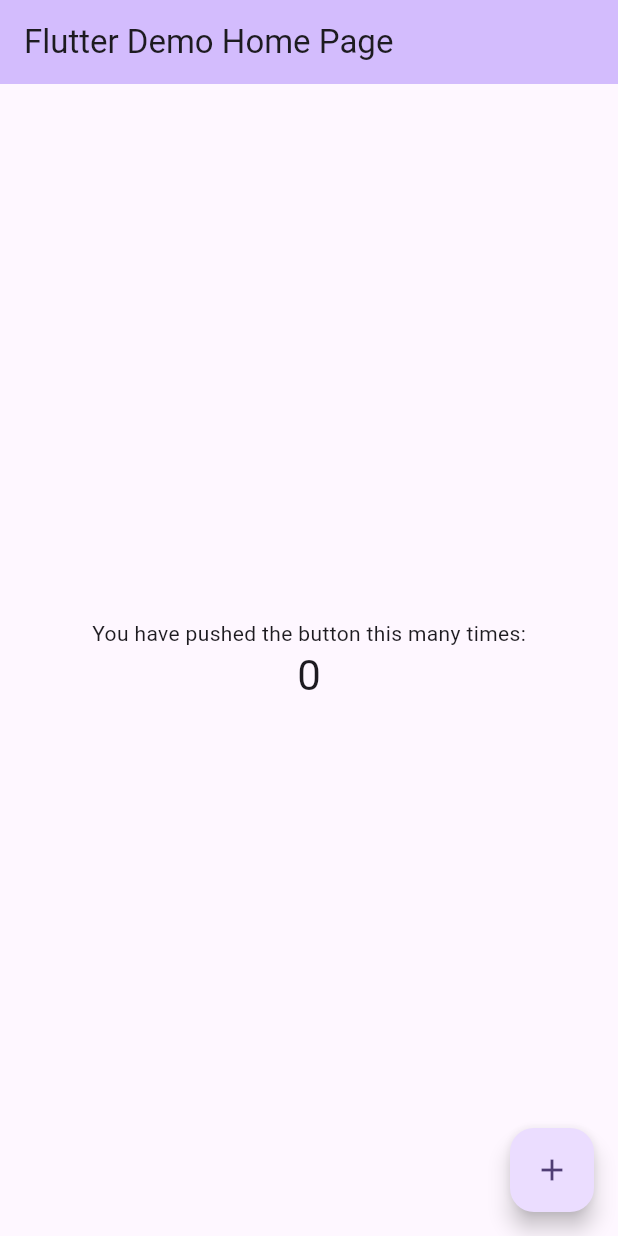
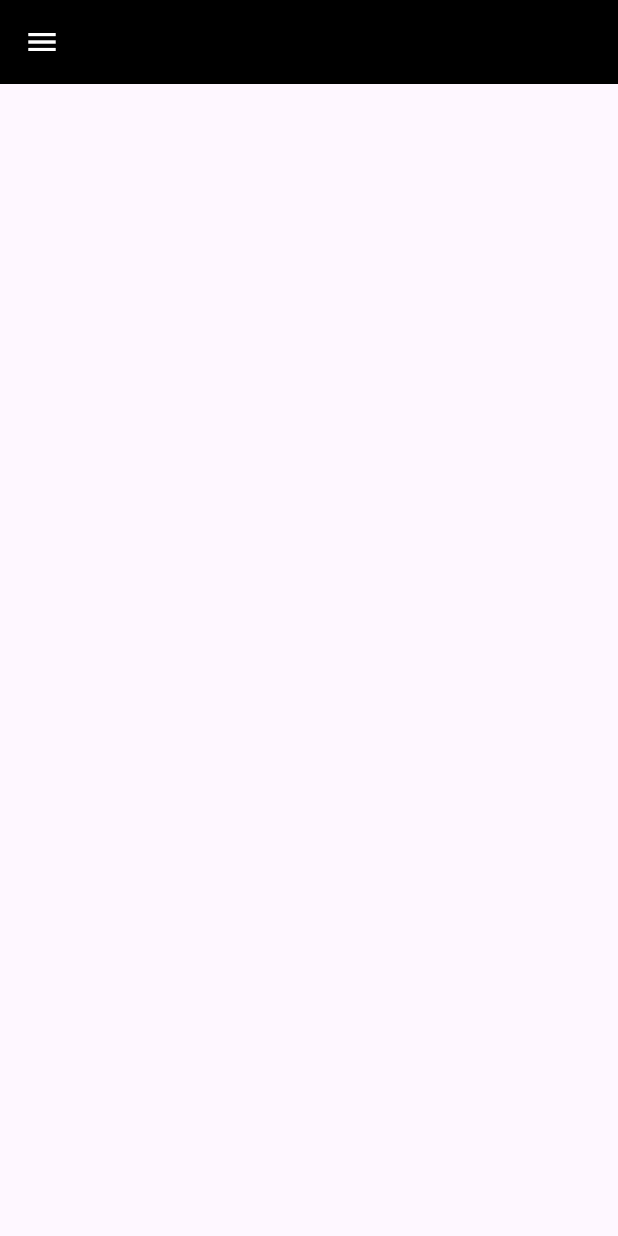
Before and after one commit to mahmoodhamdi/adaptive_ui, a Flutter app: the screen it shows after launch, on a phone screen of 412 x 824 dp. Run offline on Flutter 3.47's test engine with Material 3 defaults, Android fonts, the light colour scheme and no system bars.

Commit message:
create the home view with app bar

```diff
--- a/lib/main.dart
+++ b/lib/main.dart
@@ -1,3 +1,4 @@
+import 'package:adaptive_ui/views/home_view.dart';
 import 'package:flutter/material.dart';
 
 void main() {
@@ -10,116 +11,9 @@
   // This widget is the root of your application.
   @override
   Widget build(BuildContext context) {
-    return MaterialApp(
+    return const MaterialApp(
       title: 'Flutter Demo',
-      theme: ThemeData(
-        // This is the theme of your application.
-        //
-        // TRY THIS: Try running your application with "flutter run". You'll see
-        // the application has a purple toolbar. Then, without quitting the app,
-        // try changing the seedColor in the colorScheme below to Colors.green
-        // and then invoke "hot reload" (save your changes or press the "hot
-        // reload" button in a Flutter-supported IDE, or press "r" if you used
-        // the command line to start the app).
-        //
-        // Notice that the counter didn't reset back to zero; the application
-        // state is not lost during the reload. To reset the state, use hot
-        // restart instead.
-        //
-        // This works for code too, not just values: Most code changes can be
-        // tested with just a hot reload.
-        colorScheme: ColorScheme.fromSeed(seedColor: Colors.deepPurple),
-        useMaterial3: true,
-      ),
-      home: const MyHomePage(title: 'Flutter Demo Home Page'),
+      home: HomeView(),
     );
   }
 }
-
-class MyHomePage extends StatefulWidget {
-  const MyHomePage({super.key, required this.title});
-
-  // This widget is the home page of your application. It is stateful, meaning
-  // that it has a State object (defined below) that contains fields that affect
-  // how it looks.
-
-  // This class is the configuration for the state. It holds the values (in this
-  // case the title) provided by the parent (in this case the App widget) and
-  // used by the build method of the State. Fields in a Widget subclass are
-  // always marked "final".
-
-  final String title;
-
-  @override
-  State<MyHomePage> createState() => _MyHomePageState();
-}
-
-class _MyHomePageState extends State<MyHomePage> {
-  int _counter = 0;
-
-  void _incrementCounter() {
-    setState(() {
-      // This call to setState tells the Flutter framework that something has
-      // changed in this State, which causes it to rerun the build method below
-      // so that the display can reflect the updated values. If we changed
-      // _counter without calling setState(), then the build method would not be
-      // called again, and so nothing would appear to happen.
-      _counter++;
-    });
-  }
-
-  @override
-  Widget build(BuildContext context) {
-    // This method is rerun every time setState is called, for instance as done
-    // by the _incrementCounter method above.
-    //
-    // The Flutter framework has been optimized to make rerunning build methods
-    // fast, so that you can just rebuild anything that needs updating rather
-    // than having to individually change instances of widgets.
-    return Scaffold(
-      appBar: AppBar(
-        // TRY THIS: Try changing the color here to a specific color (to
-        // Colors.amber, perhaps?) and trigger a hot reload to see the AppBar
-        // change color while the other colors stay the same.
-        backgroundColor: Theme.of(context).colorScheme.inversePrimary,
-        // Here we take the value from the MyHomePage object that was created by
-        // the App.build method, and use it to set our appbar title.
-        title: Text(widget.title),
-      ),
-      body: Center(
-        // Center is a layout widget. It takes a single child and positions it
-        // in the middle of the parent.
-        child: Column(
-          // Column is also a layout widget. It takes a list of children and
-          // arranges them vertically. By default, it sizes itself to fit its
-          // children horizontally, and tries to be as tall as its parent.
-          //
-          // Column has various properties to control how it sizes itself and
-          // how it positions its children. Here we use mainAxisAlignment to
-          // center the children vertically; the main axis here is the vertical
-          // axis because Columns are vertical (the cross axis would be
-          // horizontal).
-          //
-          // TRY THIS: Invoke "debug painting" (choose the "Toggle Debug Paint"
-          // action in the IDE, or press "p" in the console), to see the
-          // wireframe for each widget.
-          mainAxisAlignment: MainAxisAlignment.center,
-          children: <Widget>[
-            const Text(
-              'You have pushed the button this many times:',
-            ),
-            Text(
-              '$_counter',
-              style: Theme.of(context).textTheme.headlineMedium,
-            ),
-          ],
-        ),
-      ),
-      floatingActionButton: FloatingActionButton(
-        onPressed: _incrementCounter,
-        tooltip: 'Increment',
-        child: const Icon(Icons.add),
-      ), // This trailing comma makes auto-formatting nicer for build methods.
-    );
-  }
-}
--- /dev/null
+++ b/lib/views/home_view.dart
@@ -0,0 +1,21 @@
+import 'package:flutter/material.dart';
+
+class HomeView extends StatelessWidget {
+  const HomeView({super.key});
+
+  @override
+  Widget build(BuildContext context) {
+    return Scaffold(
+      appBar: AppBar(
+        backgroundColor: Colors.black,
+        leading: IconButton(
+          icon: const Icon(
+            Icons.menu,
+            color: Colors.white,
+          ),
+          onPressed: () {},
+        ),
+      ),
+    );
+  }
+}
```
